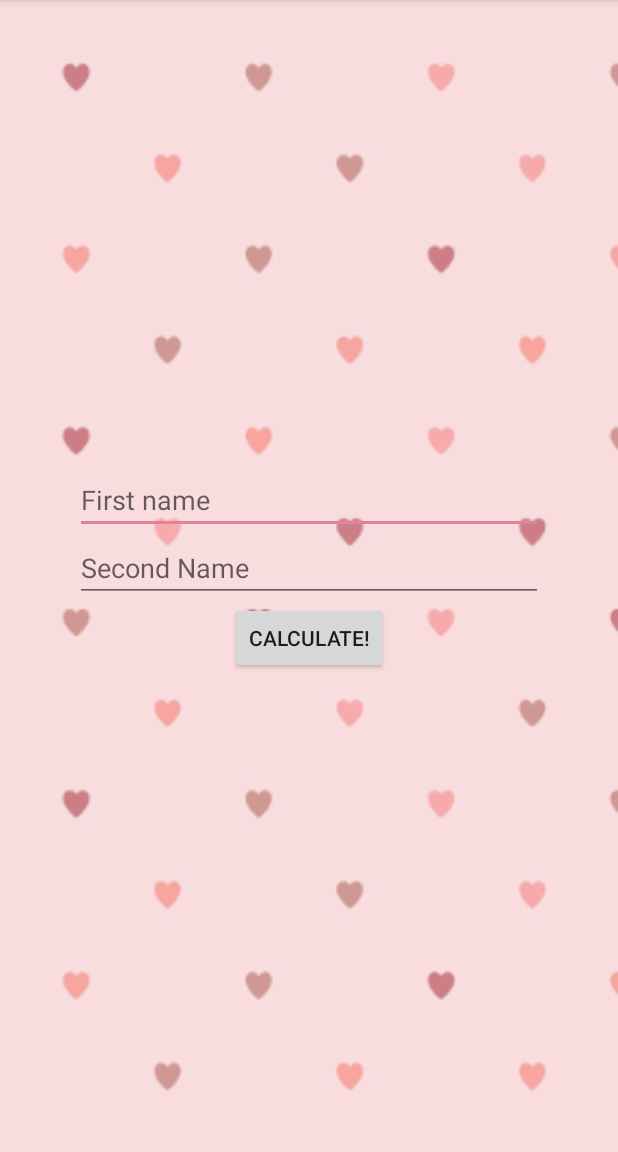
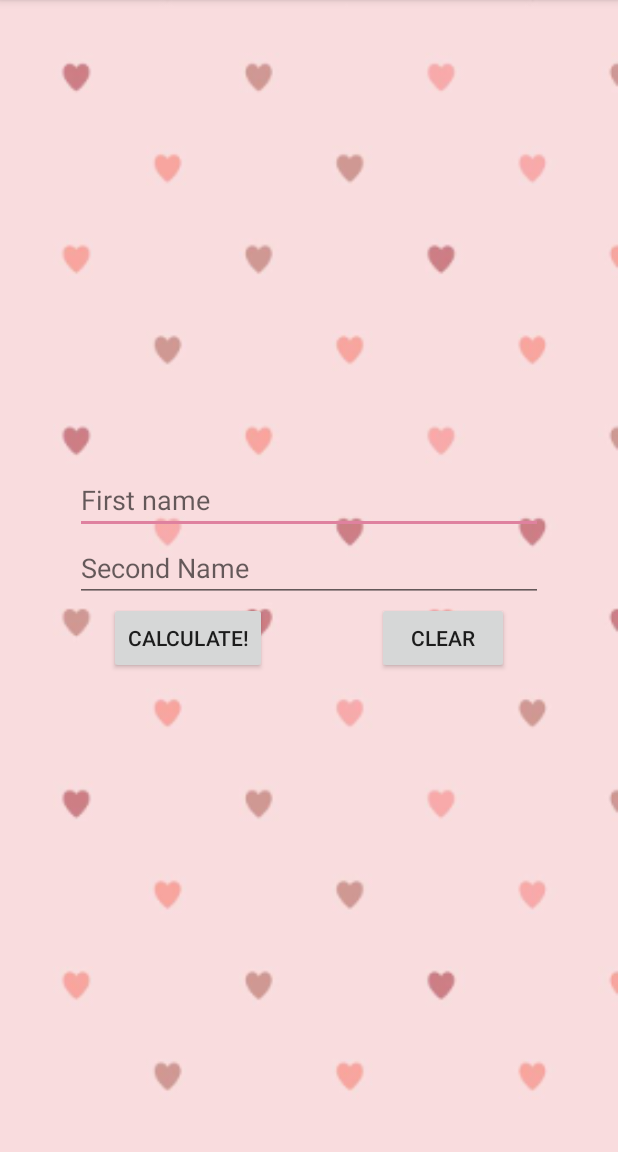
Before and after one commit to fakemariastyles/Love-Calculator, an Android app: the screen it shows after launch (MainActivity), on a phone screen of 412 x 824 dp, the part 84-1236 px from its top. Run offline under Robolectric (Android 15) with nearby library versions, the phone set to English and light mode, and no system bars; our stand-ins replace Dagger/Hilt's generated code, Room's generated code, RxJava; 4 statements that could not run were skipped.

Commit message:
clear button added

```diff
--- a/app/build.gradle
+++ b/app/build.gradle
@@ -11,7 +11,7 @@ android {
         applicationId "com.mmb.lovecalculator"
         minSdkVersion 18
         targetSdkVersion 28
-        versionCode 1
+        versionCode 2
         versionName "1.0"
         testInstrumentationRunner "androidx.test.runner.AndroidJUnitRunner"
     }
--- a/app/src/main/java/com/mmb/lovecalculator/app/ui/love/LoveFragment.kt
+++ b/app/src/main/java/com/mmb/lovecalculator/app/ui/love/LoveFragment.kt
@@ -5,6 +5,7 @@ import android.util.Log
 import android.view.LayoutInflater
 import android.view.View
 import android.view.ViewGroup
+import android.widget.Button
 import android.widget.EditText
 import androidx.fragment.app.Fragment
 import androidx.lifecycle.Observer
@@ -55,13 +56,13 @@ class LoveFragment : Fragment() {
             viewModel.calculate(firstName?.text.toString(), secondName?.text.toString())
         }
 
+        view.findViewById<Button>(R.id.clear).setOnClickListener{
+            firstName?.setText("")
+            secondName?.setText("")
+        }
+
     }
 
-    override fun onResume() {
-        super.onResume()
-        firstName?.setText("")
-        secondName?.setText("")
-    }
 
     override fun onCreateView(inflater: LayoutInflater, container: ViewGroup?, savedInstanceState: Bundle?): View? {
         return inflater.inflate(R.layout.layout_love_fragment_layout, container, false)
--- a/app/src/main/res/layout/layout_love_fragment_layout.xml
+++ b/app/src/main/res/layout/layout_love_fragment_layout.xml
@@ -29,11 +29,18 @@
               app:layout_constraintBottom_toTopOf="@id/calculate"/>
     <Button android:layout_width="wrap_content" android:layout_height="wrap_content"
             app:layout_constraintTop_toBottomOf="@id/secondName"
-            app:layout_constraintEnd_toEndOf="parent"
+            app:layout_constraintEnd_toStartOf="@id/clear"
             app:layout_constraintStart_toStartOf="parent"
+            app:layout_constraintVertical_chainStyle="spread"
             android:id="@+id/calculate"
-
             android:text="Calculate!" android:layout_marginBottom="8dp"
             app:layout_constraintBottom_toBottomOf="parent"/>
+    <Button android:layout_width="wrap_content" android:layout_height="wrap_content"
+            app:layout_constraintTop_toBottomOf="@id/secondName"
+            app:layout_constraintEnd_toEndOf="parent"
+            android:id="@+id/clear"
+            app:layout_constraintStart_toEndOf="@id/calculate"
+            android:text="Clear" android:layout_marginBottom="8dp"/>
+
 
 </androidx.constraintlayout.widget.ConstraintLayout>
```
